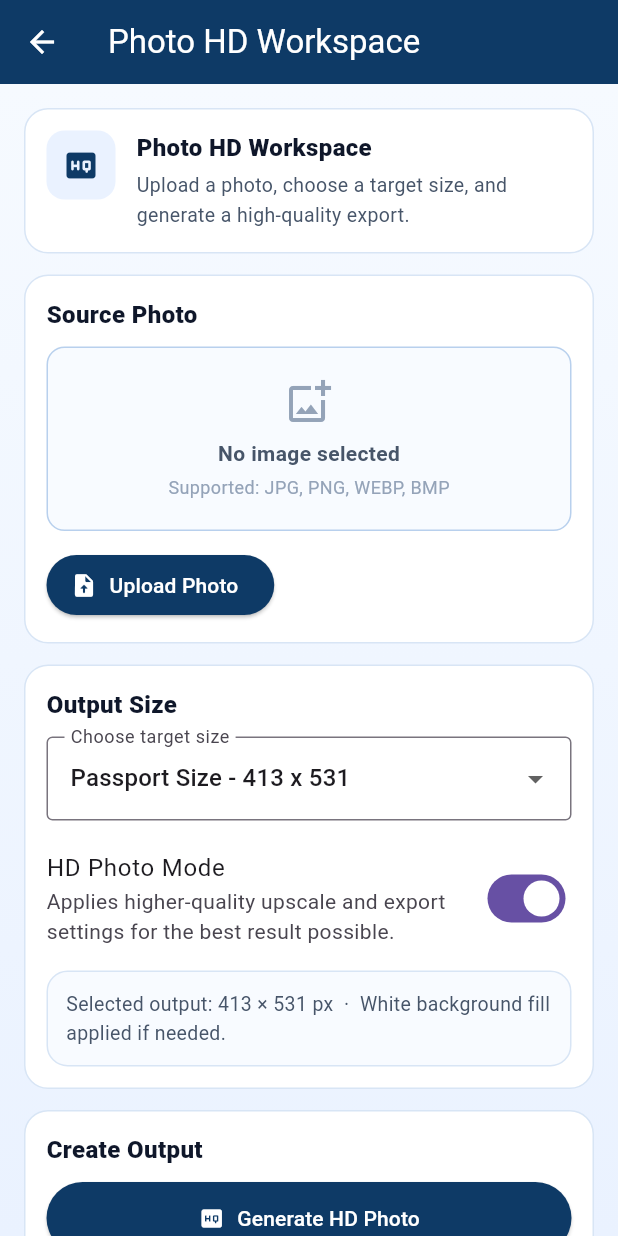
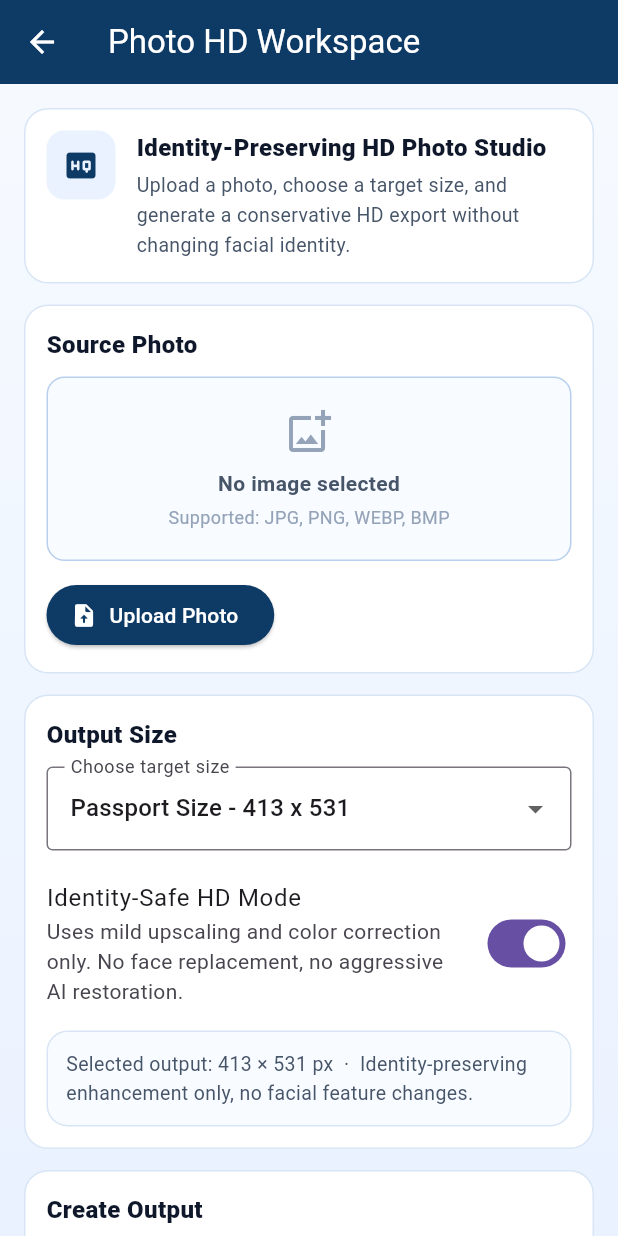
Before and after one commit to rajeshkhola-ry/jobready_india, a Flutter app: the PhotoHdWorkspacePage screen opened directly, on a phone screen of 412 x 824 dp. Run offline on Flutter 3.47's test engine with Material 3 defaults, Android fonts, the phone set to English and light mode, and no system bars; our stand-ins replace cross_file, file_picker, flutter_svg, pdf, share_plus; missing offline and left inert: dart:js, dart:js_util, dart:ui_web, docx_template, pdf_render, syncfusion_flutter_pdf and 1 more.

Commit message:
Fix: Strict RGB clamping, A4 upscaling, and face identity preservation

```diff
--- a/lib/Pages/v2/photo/photo_hd_workspace_page.dart
+++ b/lib/Pages/v2/photo/photo_hd_workspace_page.dart
@@ -77,7 +77,7 @@
     setState(() {
       _isProcessing = true;
       _statusType = _StatusType.processing;
-      _statusMessage = 'Preparing ${_hdMode ? 'HD ' : ''}photo for ${_selectedPreset.label}...';
+      _statusMessage = 'Preparing ${_hdMode ? 'identity-safe HD ' : ''}photo for ${_selectedPreset.label}...';
     });
 
     // Let the progress indicator render before heavy image work starts.
@@ -184,7 +184,7 @@
                               crossAxisAlignment: CrossAxisAlignment.start,
                               children: [
                                 Text(
-                                  'Photo HD Workspace',
+                                  'Identity-Preserving HD Photo Studio',
                                   style: TextStyle(
                                     fontSize: 16,
                                     fontWeight: FontWeight.w800,
@@ -193,7 +193,7 @@
                                 ),
                                 SizedBox(height: 4),
                                 Text(
-                                  'Upload a photo, choose a target size, and generate a high-quality export.',
+                                  'Upload a photo, choose a target size, and generate a conservative HD export without changing facial identity.',
                                   style: TextStyle(
                                     fontSize: 13,
                                     height: 1.5,
@@ -341,9 +341,9 @@
                                     });
                                   },
                             contentPadding: EdgeInsets.zero,
-                            title: const Text('HD Photo Mode'),
+                            title: const Text('Identity-Safe HD Mode'),
                             subtitle: const Text(
-                              'Applies higher-quality upscale and export settings for the best result possible.',
+                              'Uses mild upscaling and color correction only. No face replacement, no aggressive AI restoration.',
                             ),
                           ),
                           const SizedBox(height: 8),
@@ -356,7 +356,7 @@
                               border: Border.all(color: const Color(0xFFD8E5F5)),
                             ),
                             child: Text(
-                              'Selected output: ${_selectedPreset.width} \u00d7 ${_selectedPreset.height} px  \u00b7  White background fill applied if needed.',
+                              'Selected output: ${_selectedPreset.width} \u00d7 ${_selectedPreset.height} px  \u00b7  Identity-preserving enhancement only, no facial feature changes.',
                               style: const TextStyle(
                                 fontSize: 13,
                                 height: 1.45,
@@ -392,7 +392,7 @@
                                     vertical: 14),
                               ),
                               icon: Icon(_isProcessing ? Icons.hourglass_top_rounded : Icons.high_quality_rounded),
-                              label: Text(_isProcessing ? 'Processing...' : 'Generate HD Photo'),
+                              label: Text(_isProcessing ? 'Processing...' : 'Generate Identity-Safe HD Photo'),
                             ),
                           ),
                           if (_isProcessing) ...[
```
Also changed, not shown: lib/Services/photo_resize_service.dart (+53 -11 lines).
